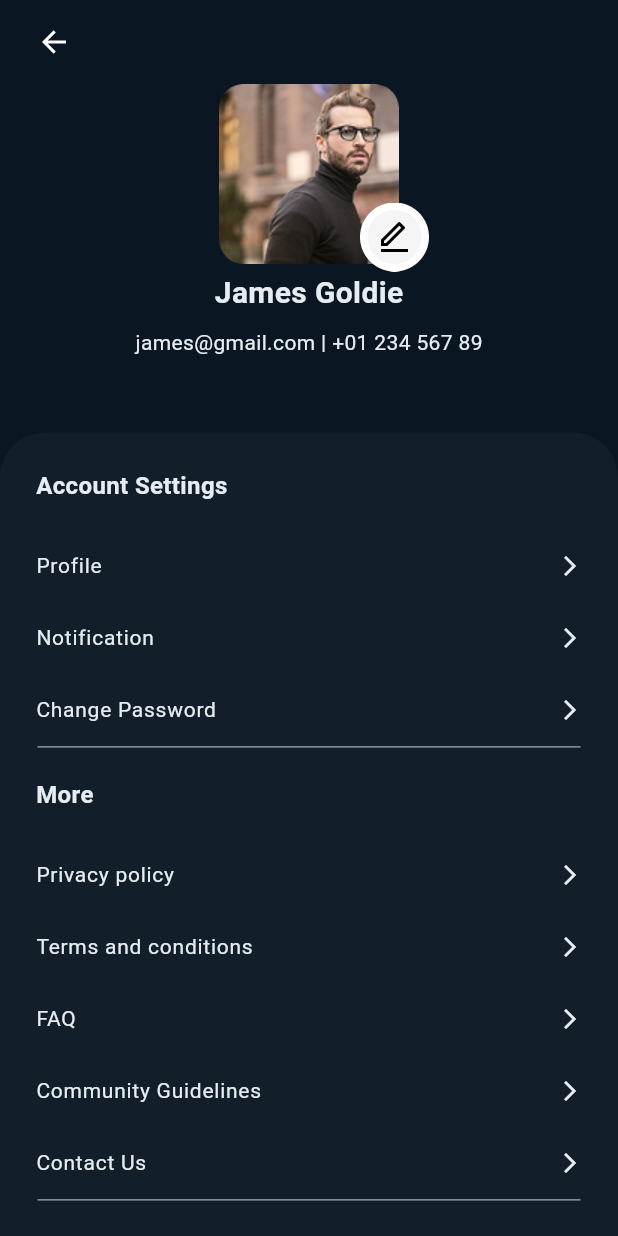
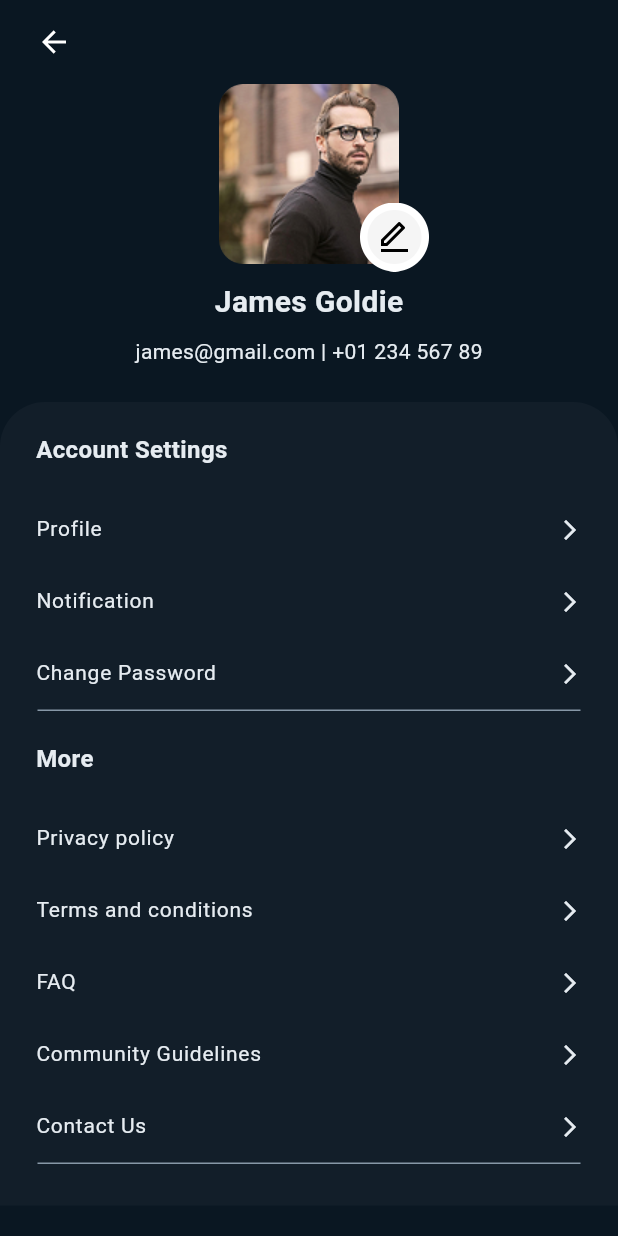
Before and after one commit to bitmonk/empowered_man, a Flutter app: the ProfileScreen screen opened directly, on a phone screen of 412 x 824 dp. Run offline on Flutter 3.47's test engine with Material 3 defaults, Android fonts, the phone set to English and light mode, and no system bars; our stand-ins replace cached_network_image, chewie, dartz, dio, dotted_border, fl_chart and 15 more; missing offline and left inert: flutter_displaymode, flutter_quill; accounts and stored records are empty.

Commit message:
profile screen - gap between items, app bar tint color fixed

```diff
--- a/lib/common/custom_app_bar.dart
+++ b/lib/common/custom_app_bar.dart
@@ -35,6 +35,7 @@ class CustomAppBar extends StatelessWidget implements PreferredSizeWidget {
   @override
   Widget build(BuildContext context) {
     Widget appBar = AppBar(
+      surfaceTintColor: Colors.transparent,
       systemOverlayStyle: systemOverlayStyle,
       foregroundColor: color,
       backgroundColor: backgroundColor,
--- a/lib/features/profile/presentation/screens/profile_screen.dart
+++ b/lib/features/profile/presentation/screens/profile_screen.dart
@@ -45,13 +45,13 @@ class _ProfileScreenState extends State<ProfileScreen> {
   Widget build(BuildContext context) {
     return AppScaffold(
       appBar: const CustomAppBar(),
-      body: Stack(
+      body: Column(
         children: [
           Column(
             children: [
               Container(
                 color: AppColors.bgDark,
-                height: 317,
+                // height: 317,
                 width: double.infinity,
                 child: Padding(
                   padding: EdgeInsets.zero,
@@ -89,6 +89,7 @@ class _ProfileScreenState extends State<ProfileScreen> {
                           ),
                         ],
                       ),
+                      const VerticalSpacing(6),
                       Text(
                         'James Goldie',
                         style: AppTextStyles.titleMd.copyWith(fontSize: 20),
@@ -119,8 +120,11 @@ class _ProfileScreenState extends State<ProfileScreen> {
               ),
               child: SafeArea(
                 top: false,
+                child: Padding(
+                  padding: const EdgeInsets.only(top: 20),
                   child: SingleChildScrollView(
-                  padding: const EdgeInsets.all(24),
+                    padding: const EdgeInsets.symmetric(horizontal: 24)
+                        .copyWith(bottom: 24),
                     child: Column(
                       crossAxisAlignment: CrossAxisAlignment.start,
                       children: [
@@ -175,7 +179,8 @@ class _ProfileScreenState extends State<ProfileScreen> {
                             NavigationHelper.navigateWithFadeTransition(
                               context,
                               const AppDirectoryScreen(
-                              appDirectoryEnum: AppDirectoryEnum.privacyPolicy,
+                                appDirectoryEnum:
+                                    AppDirectoryEnum.privacyPolicy,
                               ),
                             );
                           },
@@ -262,6 +267,7 @@ class _ProfileScreenState extends State<ProfileScreen> {
                 ),
               ),
             ),
+          ),
         ],
       ),
     );
```
Also changed, not shown: lib/features/power_score_stats/power_score_stats_screen.dart (+5 -4 lines). Lines whose indentation alone changed are shown as unchanged.
